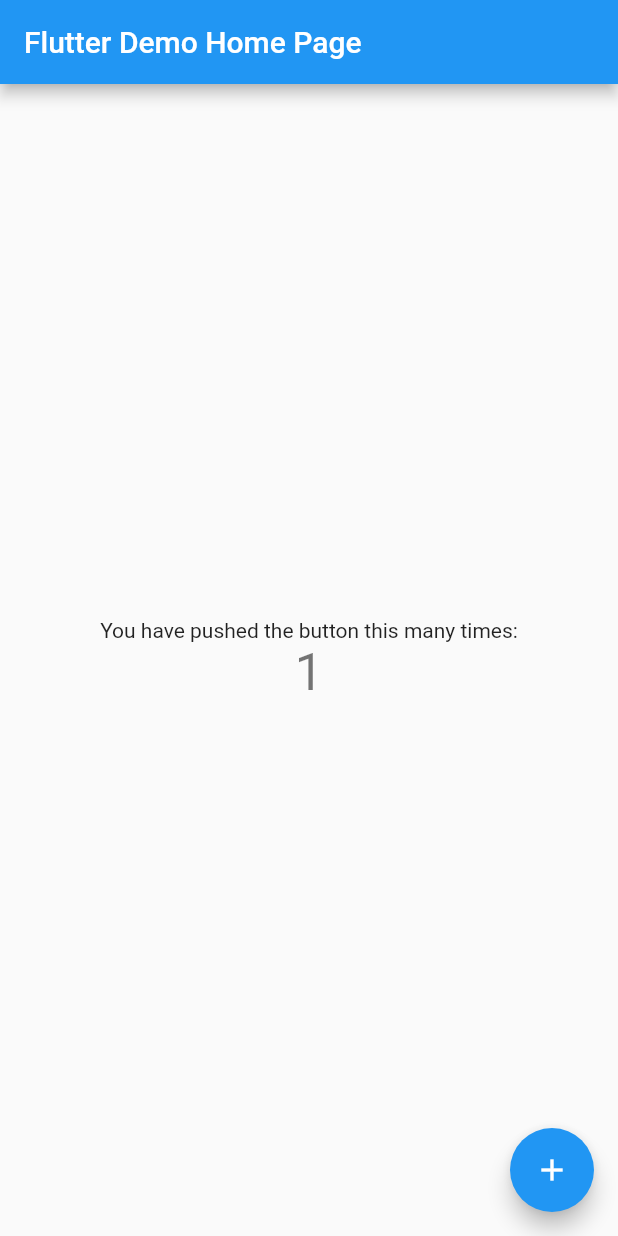
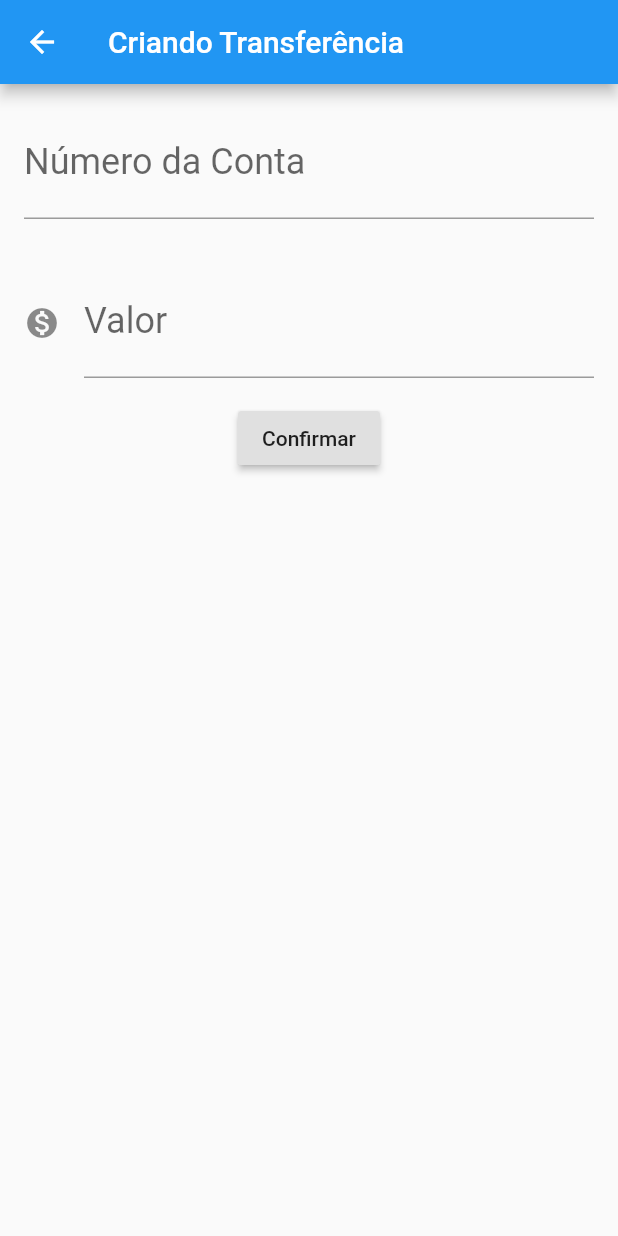
Before and after one commit to igor-rodrigues2017/bytebank, a Flutter app: the screen it shows after launch, after a tap on the "add" icon, on a phone screen of 412 x 824 dp. Run offline on Flutter 3.47's test engine with Material 2 defaults, Android fonts, the phone set to English and light mode, and no system bars.

Commit message:
criado formulario e lista com scroll para as transferencias

```diff
--- a/lib/main.dart
+++ b/lib/main.dart
@@ -1,117 +1,156 @@
 import 'package:flutter/material.dart';
 
 void main() {
-  runApp(MyApp());
+  runApp(BytebankApp());
 }
 
-class MyApp extends StatelessWidget {
+class BytebankApp extends StatelessWidget {
   // This widget is the root of your application.
   @override
   Widget build(BuildContext context) {
     return MaterialApp(
-      title: 'Flutter Demo',
-      theme: ThemeData(
-        // This is the theme of your application.
-        //
-        // Try running your application with "flutter run". You'll see the
-        // application has a blue toolbar. Then, without quitting the app, try
-        // changing the primarySwatch below to Colors.green and then invoke
-        // "hot reload" (press "r" in the console where you ran "flutter run",
-        // or simply save your changes to "hot reload" in a Flutter IDE).
-        // Notice that the counter didn't reset back to zero; the application
-        // is not restarted.
-        primarySwatch: Colors.blue,
-        // This makes the visual density adapt to the platform that you run
-        // the app on. For desktop platforms, the controls will be smaller and
-        // closer together (more dense) than on mobile platforms.
-        visualDensity: VisualDensity.adaptivePlatformDensity,
+      home: Scaffold(
+        body: ListaTransferencias(),
       ),
-      home: MyHomePage(title: 'Flutter Demo Home Page'),
     );
   }
 }
 
-class MyHomePage extends StatefulWidget {
-  MyHomePage({Key key, this.title}) : super(key: key);
-
-  // This widget is the home page of your application. It is stateful, meaning
-  // that it has a State object (defined below) that contains fields that affect
-  // how it looks.
-
-  // This class is the configuration for the state. It holds the values (in this
-  // case the title) provided by the parent (in this case the App widget) and
-  // used by the build method of the State. Fields in a Widget subclass are
-  // always marked "final".
-
-  final String title;
-
-  @override
-  _MyHomePageState createState() => _MyHomePageState();
-}
-
-class _MyHomePageState extends State<MyHomePage> {
-  int _counter = 0;
-
-  void _incrementCounter() {
-    setState(() {
-      // This call to setState tells the Flutter framework that something has
-      // changed in this State, which causes it to rerun the build method below
-      // so that the display can reflect the updated values. If we changed
-      // _counter without calling setState(), then the build method would not be
-      // called again, and so nothing would appear to happen.
-      _counter++;
-    });
-  }
+class FormularioTransferencia extends StatelessWidget {
+  final TextEditingController _controladorCampoNumeroConta =
+      TextEditingController();
+  final TextEditingController _controladorCampoValor = TextEditingController();
 
   @override
   Widget build(BuildContext context) {
-    // This method is rerun every time setState is called, for instance as done
-    // by the _incrementCounter method above.
-    //
-    // The Flutter framework has been optimized to make rerunning build methods
-    // fast, so that you can just rebuild anything that needs updating rather
-    // than having to individually change instances of widgets.
     return Scaffold(
         appBar: AppBar(
-        // Here we take the value from the MyHomePage object that was created by
-        // the App.build method, and use it to set our appbar title.
-        title: Text(widget.title),
+          title: Text("Criando Transferência"),
         ),
-      body: Center(
-        // Center is a layout widget. It takes a single child and positions it
-        // in the middle of the parent.
-        child: Column(
-          // Column is also a layout widget. It takes a list of children and
-          // arranges them vertically. By default, it sizes itself to fit its
-          // children horizontally, and tries to be as tall as its parent.
-          //
-          // Invoke "debug painting" (press "p" in the console, choose the
-          // "Toggle Debug Paint" action from the Flutter Inspector in Android
-          // Studio, or the "Toggle Debug Paint" command in Visual Studio Code)
-          // to see the wireframe for each widget.
-          //
-          // Column has various properties to control how it sizes itself and
-          // how it positions its children. Here we use mainAxisAlignment to
-          // center the children vertically; the main axis here is the vertical
-          // axis because Columns are vertical (the cross axis would be
-          // horizontal).
-          mainAxisAlignment: MainAxisAlignment.center,
+        body: Column(
           children: <Widget>[
-            Text(
-              'You have pushed the button this many times:',
+            Editor(
+              controlador: _controladorCampoNumeroConta,
+              dica: '0000',
+              rotulo: 'Número da Conta',
             ),
-            Text(
-              '$_counter',
-              style: Theme.of(context).textTheme.headline4,
+            Editor(
+              controlador: _controladorCampoValor,
+              dica: '0.00',
+              rotulo: 'Valor',
+              icone: Icons.monetization_on,
             ),
+            RaisedButton(
+              child: Text("Confirmar"),
+              onPressed: () => _criaTransferencia(context),
+            )
           ],
+        ));
+  }
+
+  void _criaTransferencia(BuildContext context) {
+    final int numeroConta = int.tryParse(_controladorCampoNumeroConta.text);
+    final double valor = double.tryParse(_controladorCampoValor.text);
+    if (numeroConta != null && valor != null) {
+      final transferenciaCriada = Transferencia(valor, numeroConta);
+      debugPrint("Criando Transferência");
+      debugPrint("$transferenciaCriada");
+      Navigator.pop(context, transferenciaCriada);
+    }
+  }
+}
+
+class Editor extends StatelessWidget {
+  final TextEditingController controlador;
+  final IconData icone;
+  final String rotulo;
+  final String dica;
+
+  Editor({this.controlador, this.icone, this.rotulo, this.dica});
+
+  @override
+  Widget build(BuildContext context) {
+    return Padding(
+      padding: const EdgeInsets.all(16.00),
+      child: TextField(
+        controller: controlador,
+        style: TextStyle(fontSize: 24.00),
+        decoration: InputDecoration(
+          icon: icone != null ? Icon(icone) : null,
+          labelText: rotulo,
+          hintText: dica,
         ),
+        keyboardType: TextInputType.number,
       ),
-      floatingActionButton: FloatingActionButton(
-        onPressed: _incrementCounter,
-        tooltip: 'Increment',
-        child: Icon(Icons.add),
-      ), // This trailing comma makes auto-formatting nicer for build methods.
     );
   }
 }
+
+class ListaTransferencias extends StatelessWidget {
+  final List<Transferencia> _transferencias = List();
+
+  @override
+  Widget build(BuildContext context) {
+    _transferencias.add(Transferencia(100.00, 123));
+    _transferencias.add(Transferencia(200.00, 124));
+    _transferencias.add(Transferencia(300.00, 125));
+    _transferencias.add(Transferencia(400.00, 126));
+    _transferencias.add(Transferencia(500.00, 127));
+    _transferencias.add(Transferencia(200.00, 124));
+    _transferencias.add(Transferencia(300.00, 125));
+    _transferencias.add(Transferencia(400.00, 126));
+    _transferencias.add(Transferencia(500.00, 127));
+    return Scaffold(
+      appBar: AppBar(
+        title: Text("Lista de Transferências"),
+      ),
+      body: ListView.builder(
+        itemCount: _transferencias.length,
+        itemBuilder: (context, indice) {
+          var transferencia = _transferencias[indice];
+          return ItemTransferencia(transferencia);
+        },
+      ),
+      floatingActionButton: FloatingActionButton(
+        child: Icon(Icons.add),
+        onPressed: () {
+          Future<Transferencia> future =
+              Navigator.push(context, MaterialPageRoute(builder: (context) {
+            return FormularioTransferencia();
+          }));
+          future.then((transferenciaRecebida) =>
+              _transferencias.add(transferenciaRecebida));
+        },
+      ),
+    );
+  }
+}
+
+class ItemTransferencia extends StatelessWidget {
+  final Transferencia _transferencia;
+
+  ItemTransferencia(this._transferencia);
+
+  @override
+  Widget build(BuildContext context) {
+    return Card(
+      child: ListTile(
+        leading: Icon(Icons.monetization_on),
+        title: Text(_transferencia.valor.toString()),
+        subtitle: Text(_transferencia.numeroConta.toString()),
+      ),
+    );
+  }
+}
+
+class Transferencia {
+  final double valor;
+  final int numeroConta;
+
+  Transferencia(this.valor, this.numeroConta);
+
+  @override
+  String toString() {
+    return 'Transferencia{valor: $valor, numeroConta: $numeroConta}';
+  }
+}
```
Also changed, not shown: 1 other file. Lines whose indentation alone changed are shown as unchanged.
